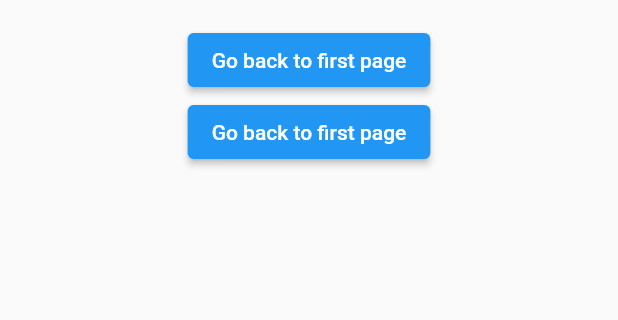
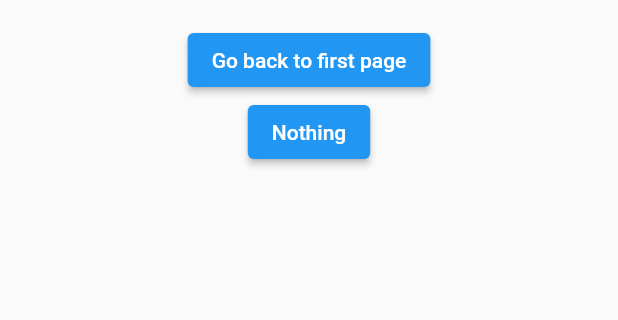
Before and after one commit to cantellir/flutter_code_coverage_github_codecov, a Flutter app: the SecondPage screen opened directly, on a phone screen of 412 x 824 dp, the part 588-908 px from its top. Run offline on Flutter 3.47's test engine with Material 2 defaults, Android fonts, the phone set to English and light mode, and no system bars.

Commit message:
edit text button

```diff
--- a/second_page/lib/src/second_page.dart
+++ b/second_page/lib/src/second_page.dart
@@ -29,7 +29,7 @@ class _SecondPageState extends State<SecondPage> {
               ),
               ElevatedButton(
                 onPressed: () => Navigator.pop(context),
-                child: const Text('Go back to first page'),
+                child: const Text('Nothing'),
               ),
             ],
           ),
```
Also changed, not shown: 1 other file.
